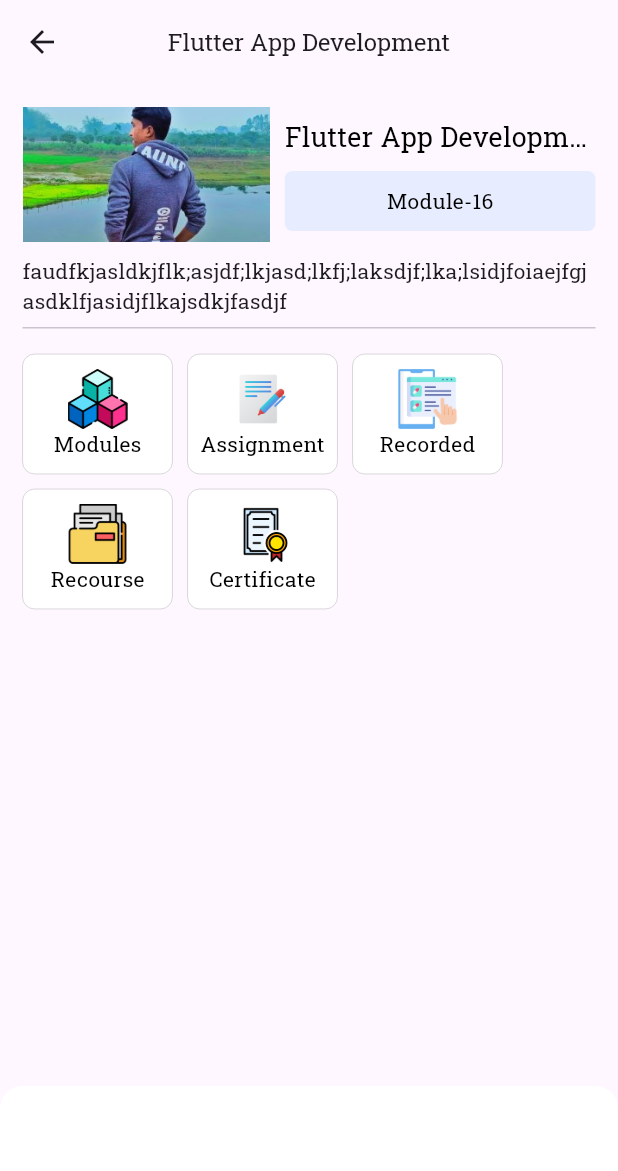
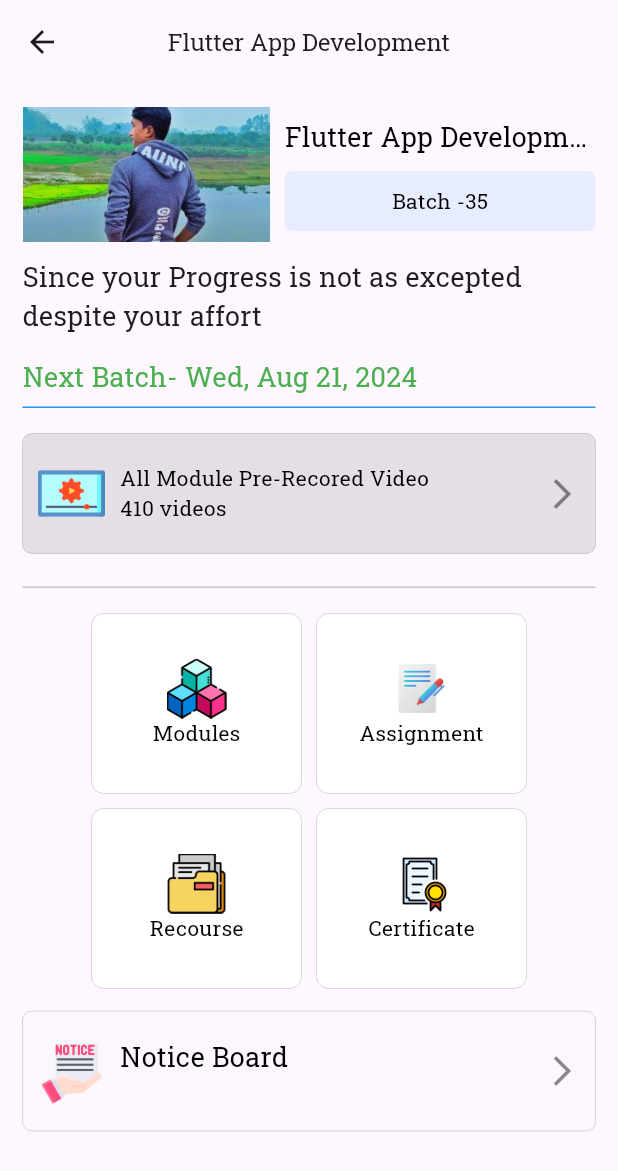
Before and after one commit to alazad214/learning_management, a Flutter app: the BuyCourseDetails screen opened directly, on a phone screen of 412 x 824 dp. Shown: the top 1171 px of the screen. Run offline on Flutter 3.47's test engine with Material 3 defaults, Android fonts, the phone set to English and light mode, and no system bars; our stand-ins replace another_carousel_pro, flutter_rating_bar, get, introduction_screen, readmore, shared_preferences and 1 more; accounts and stored records are empty.

Commit message:
buy course modified

```diff
--- a/lib/app/modules/my course/views/buy_course_details.dart
+++ b/lib/app/modules/my course/views/buy_course_details.dart
@@ -1,6 +1,8 @@
 import 'package:flutter/material.dart';
 import 'package:get/get.dart';
+import 'package:learning_management/app/section/menu%20section/widget/settings_card.dart';
 import 'package:learning_management/utils/app_image.dart';
+import 'package:learning_management/utils/colors.dart';
 import '../../../../../utils/app_icon.dart';
 import '../../../../../widgtets/backappbar.dart';
 import '../../../../../widgtets/small_container.dart';
@@ -9,7 +11,6 @@ import '../../../../../widgtets/text2.dart';
 import '../../course module/views/module_screen.dart';
 import '../../resourse/views/resourse_screen.dart';
 import '../certificate/views/certificate_screen.dart';
-
 
 class BuyCourseDetails extends StatelessWidget {
   const BuyCourseDetails({super.key});
@@ -44,7 +45,7 @@ class BuyCourseDetails extends StatelessWidget {
                       ),
                       const SizedBox(height: 10.0),
                       const SmallContainer(
-                        text: "Module-16",
+                        text: "Batch -35",
                       )
                     ],
                   ),
@@ -53,13 +54,34 @@ class BuyCourseDetails extends StatelessWidget {
             ),
             const SizedBox(height: 10.0),
             Text(
-              "faudfkjasldkjflk;asjdf;lkjasd;lkfj;laksdjf;lka;lsidjfoiaejfgjasdklfjasidjflkajsdkjfasdjf",
+              "Since your Progress is not as excepted despite your affort",
+              style: TextStyle(fontSize: 18.0),
+            ),
+            SizedBox(
+              height: 15.0,
+            ),
+            Text(
+              "Next Batch- Wed, Aug 21, 2024",
+              style: TextStyle(fontSize: 18.0, color: Colors.green),
+            ),
+            const Divider(
+              height: 15,
+              color: Colors.blue,
+            ),
+            const SizedBox(height: 10.0),
+            SettingsCard(
+              text: 'All Module Pre-Recored Video',
+              text2: '410 videos',
+              size1: 14.0,
+              icon: AppIcon.pre_recorded,
+              bgcolor: AppColor.black.withOpacity(0.1),
             ),
             const Divider(height: 15),
             const SizedBox(height: 10.0),
             Wrap(
               spacing: 10,
               runSpacing: 10,
+              alignment: WrapAlignment.center,
               children: [
                 _customtag('Modules', AppIcon.module, () {
                   Get.to(() => const ModuleScreen());
@@ -67,7 +89,6 @@ class BuyCourseDetails extends StatelessWidget {
                 _customtag('Assignment', AppIcon.assignment, () {
                   Get.to(() => const ResourseScreen());
                 }),
-                _customtag('Recorded', AppIcon.record, () {}),
                 _customtag('Recourse', AppIcon.resourse, () {
                   Get.to(() => const ResourseScreen());
                 }),
@@ -75,34 +96,29 @@ class BuyCourseDetails extends StatelessWidget {
                   Get.to(() => const CertificateScreen());
                 }),
               ],
-            )
+            ),
+            SizedBox(
+              height: 15.0,
+            ),
+            SettingsCard(
+              text: 'Notice Board',
+              icon: AppIcon.notice,
+              bgcolor:
+                  const Color.fromARGB(255, 234, 234, 238).withOpacity(0.1),
+              border: Border.all(width: 0.1),
+            ),
           ],
-        ),
-      ),
-      bottomSheet: Container(
-        height: 100,
-        decoration: BoxDecoration(
-            color: Colors.white,
-            borderRadius: const BorderRadius.only(
-                topLeft: Radius.circular(15.0),
-                topRight: Radius.circular(15.0))),
-        child: const Center(
-          child: Text(
-            'This is a bottom sheet',
-            style: TextStyle(color: Colors.white, fontSize: 18),
-          ),
         ),
       ),
     );
   }
 
-
   _customtag(text, image, ontap) {
     return InkWell(
       onTap: ontap,
       child: Container(
-        height: 80,
-        width: 100,
+        height: 120,
+        width: 140,
         decoration: BoxDecoration(
             color: Colors.white,
             borderRadius: BorderRadius.circular(8.0),
--- a/lib/app/section/menu section/widget/settings_card.dart
+++ b/lib/app/section/menu section/widget/settings_card.dart
@@ -8,7 +8,18 @@ class SettingsCard extends StatelessWidget {
   final text;
   final text2;
   final ontap;
-  const SettingsCard({super.key, this.icon, this.text, this.text2, this.ontap});
+  final bgcolor;
+  final size1;
+  final border;
+  const SettingsCard(
+      {super.key,
+      this.icon,
+      this.text,
+      this.text2,
+      this.ontap,
+      this.bgcolor,
+      this.size1,
+      this.border});
 
   @override
   Widget build(BuildContext context) {
@@ -17,17 +28,17 @@ class SettingsCard extends StatelessWidget {
       child: Container(
         height: 80,
         padding: const EdgeInsets.only(right: 10, left: 10),
-        margin: const EdgeInsets.only(bottom: 15),
+        margin: EdgeInsets.only(bottom: 15),
         decoration: BoxDecoration(
-            color: Colors.white.withOpacity(0.9),
+            color: bgcolor ?? Colors.white.withOpacity(0.9),
             borderRadius: BorderRadius.circular(6.0),
-            border: Border.all(width: 0.1)),
+            border: border ?? Border.all(width: 0.1)),
         child: Row(
           mainAxisAlignment: MainAxisAlignment.spaceBetween,
           children: [
             Image.asset(
               icon ?? 'assets/icon/skill.png',
-              height: 40,
+              height: 45.0,
             ),
             const SizedBox(width: 10.0),
             Flexible(
@@ -38,9 +49,10 @@ class SettingsCard extends StatelessWidget {
                 children: [
                   Text1(
                     text: text ?? 'Profile',
+                    size: size1 ?? 18.0,
                   ),
                   Text2(
-                    text: text2 ?? 'View your information',
+                    text: text2 ?? ' ',
                     alignment: Alignment.centerLeft,
                   )
                 ],
--- a/lib/utils/app_icon.dart
+++ b/lib/utils/app_icon.dart
@@ -15,4 +15,5 @@ class AppIcon {
   static String call = "assets/icon/call.png";
   static String email = "assets/icon/email.png";
   static String support = "assets/icon/team.png";
+   static String notice = "assets/icon/notice.png";
 }
```
Also changed, not shown: lib/app/modules/course module/views/module_screen.dart (+49 -2 lines), lib/app/modules/live course/views/live_course_details.dart (+2 -5 lines), assets/icon/notice.png (added).
